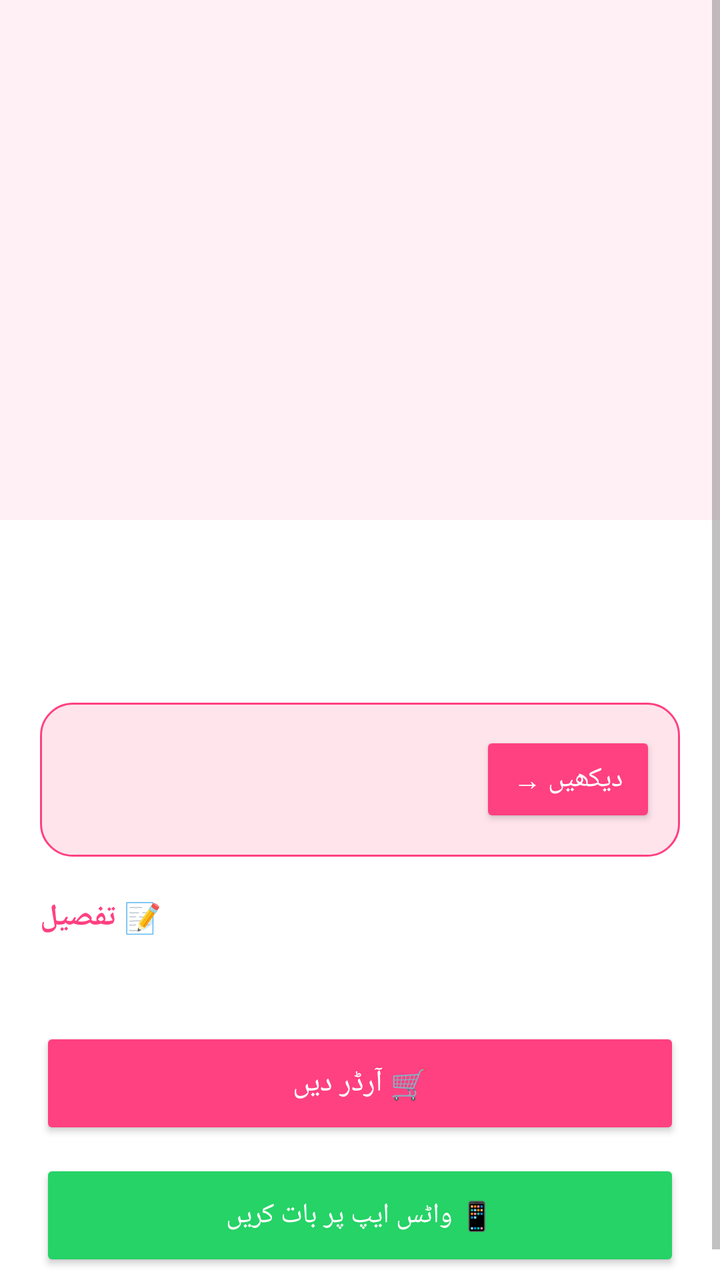
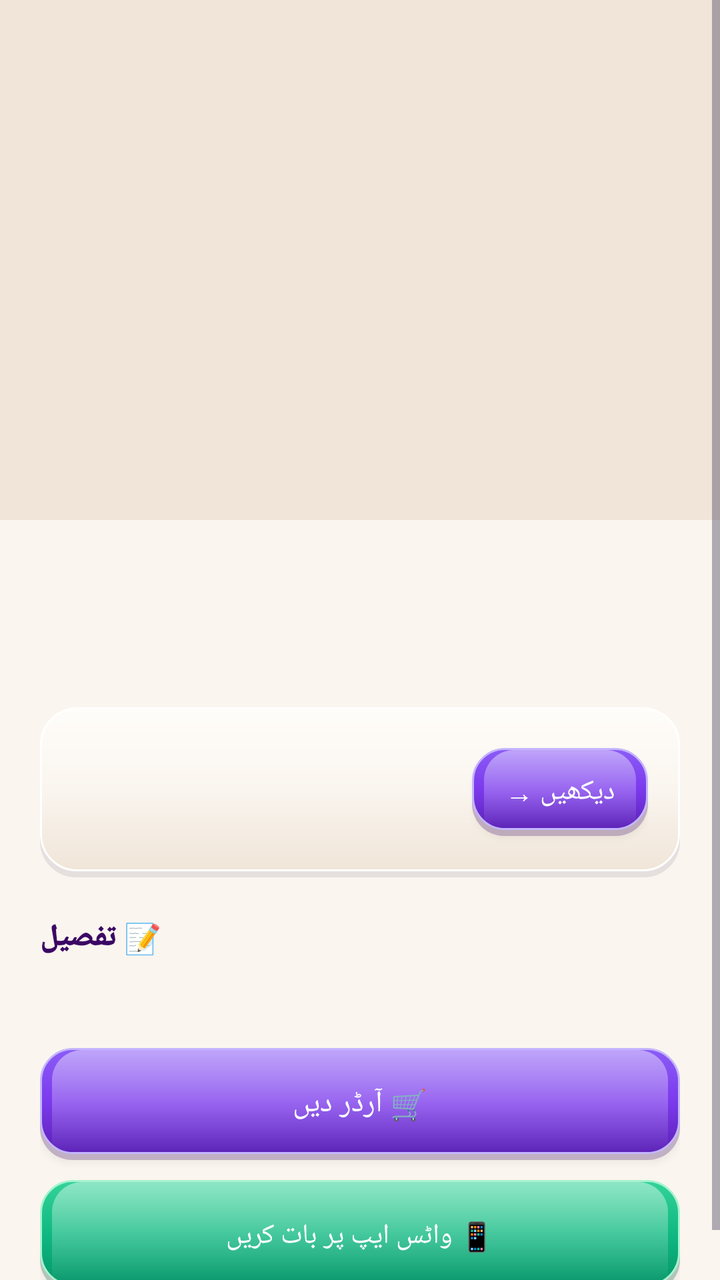

Screens rendered from an Android XML layout before and after an edit, with the pre-edit source and the edit as a unified diff.
<!-- AndroidManifest.xml: application theme Theme.SheEmpower -->
<!-- res/layout/activity_product_detail.xml -->
<?xml version="1.0" encoding="utf-8"?>
<ScrollView xmlns:android="http://schemas.android.com/apk/res/android"
    android:layout_width="match_parent" android:layout_height="match_parent" android:background="#FFFFFF">
    <LinearLayout android:layout_width="match_parent" android:layout_height="wrap_content"
        android:background="?android:attr/windowBackground"
        android:orientation="vertical">

        <ImageView android:id="@+id/ivProduct"
            android:layout_width="match_parent" android:layout_height="260dp" android:scaleType="centerCrop" android:background="#FFF0F5" />

        <LinearLayout android:layout_width="match_parent" android:layout_height="wrap_content" android:orientation="vertical" android:padding="20dp">

            <TextView android:id="@+id/tvProductName" android:layout_width="match_parent" android:layout_height="wrap_content"
                android:textSize="20sp" android:textStyle="bold" android:textColor="#333333" />

            <TextView android:id="@+id/tvProductPrice" android:layout_width="match_parent" android:layout_height="wrap_content"
                android:textSize="18sp" android:textColor="#FF4081" android:textStyle="bold" android:layout_marginTop="4dp" />

            <LinearLayout android:layout_width="match_parent" android:layout_height="wrap_content" android:orientation="horizontal"
                android:background="@drawable/bg_rounded_pink" android:padding="12dp" android:layout_marginTop="16dp" android:gravity="center_vertical">
                <LinearLayout android:layout_width="0dp" android:layout_height="wrap_content" android:layout_weight="1" android:orientation="vertical">
                    <TextView android:id="@+id/tvSellerName" android:layout_width="wrap_content" android:layout_height="wrap_content" android:textStyle="bold" android:textSize="15sp" />
                    <TextView android:id="@+id/tvSellerMeta" android:layout_width="wrap_content" android:layout_height="wrap_content" android:textColor="#777777" android:textSize="12sp" />
                    <TextView android:id="@+id/tvSellerRating" android:layout_width="wrap_content" android:layout_height="wrap_content" android:textColor="#FFA000" android:textSize="12sp" />
                </LinearLayout>
                <Button android:id="@+id/btnViewSeller" android:layout_width="wrap_content" android:layout_height="wrap_content"
                    android:text="دیکھیں →" android:backgroundTint="#FF4081" android:textColor="#FFFFFF" />
            </LinearLayout>

            <TextView android:layout_width="wrap_content" android:layout_height="wrap_content"
                android:text="📝 تفصیل" android:textStyle="bold" android:textSize="15sp" android:textColor="#FF4081" android:layout_marginTop="20dp" />

            <TextView android:id="@+id/tvDescription" android:layout_width="match_parent" android:layout_height="wrap_content"
                android:textColor="#666666" android:layout_marginTop="6dp" />

            <Button android:id="@+id/btnPlaceOrder" android:layout_width="match_parent" android:layout_height="56dp"
                android:text="🛒 آرڈر دیں" android:textSize="15sp" android:backgroundTint="#FF4081" android:textColor="#FFFFFF" android:layout_marginTop="20dp" />

            <Button android:id="@+id/btnWhatsApp" android:layout_width="match_parent" android:layout_height="56dp"
                android:text="📱 واٹس ایپ پر بات کریں" android:textSize="14sp" android:backgroundTint="#25D366" android:textColor="#FFFFFF" android:layout_marginTop="10dp" />

        </LinearLayout>
    </LinearLayout>
</ScrollView>
<!-- resources referenced by this layout -->
<resources>
  <!-- drawable bg_rounded_pink (drawable) -->
  <?xml version="1.0" encoding="utf-8"?>
  <shape xmlns:android="http://schemas.android.com/apk/res/android">
      <solid android:color="#FFE4EC" />
      <stroke android:width="1dp" android:color="#FF4081" />
      <corners android:radius="16dp" />
  </shape>
  <style name="Theme.SheEmpower" parent="Theme.AppCompat.Light.NoActionBar">
          <item name="colorPrimary">#FF4081</item>
          <item name="colorPrimaryDark">#C2185B</item>
          <item name="colorAccent">#FF4081</item>
          <item name="android:windowBackground">@color/bg_light</item>
          <item name="android:colorBackground">@color/white</item>
          <item name="android:textColorPrimary">@color/text_light</item>
          <item name="android:textColorSecondary">@color/text_gray</item>
      </style>
  <color name="bg_light">#FFFFFF</color>
  <color name="white">#FFFFFF</color>
  <color name="text_light">#333333</color>
  <color name="text_gray">#888888</color>
</resources>

<!-- the commit's change to res/layout/activity_product_detail.xml (unified diff, before → after) -->
@@ -1,43 +1,133 @@
 <?xml version="1.0" encoding="utf-8"?>
 <ScrollView xmlns:android="http://schemas.android.com/apk/res/android"
-    android:layout_width="match_parent" android:layout_height="match_parent" android:background="#FFFFFF">
-    <LinearLayout android:layout_width="match_parent" android:layout_height="wrap_content"
-        android:background="?android:attr/windowBackground"
+    android:layout_width="match_parent"
+    android:layout_height="match_parent"
+    android:background="@color/bg_cream">
+
+    <LinearLayout
+        android:layout_width="match_parent"
+        android:layout_height="wrap_content"
+        android:background="@color/bg_cream"
         android:orientation="vertical">
 
-        <ImageView android:id="@+id/ivProduct"
-            android:layout_width="match_parent" android:layout_height="260dp" android:scaleType="centerCrop" android:background="#FFF0F5" />
+        <ImageView
+            android:id="@+id/ivProduct"
+            android:layout_width="match_parent"
+            android:layout_height="260dp"
+            android:scaleType="centerCrop"
+            android:background="@color/skeu_cream_dark" />
 
-        <LinearLayout android:layout_width="match_parent" android:layout_height="wrap_content" android:orientation="vertical" android:padding="20dp">
+        <LinearLayout
+            android:layout_width="match_parent"
+            android:layout_height="wrap_content"
+            android:orientation="vertical"
+            android:padding="20dp">
 
-            <TextView android:id="@+id/tvProductName" android:layout_width="match_parent" android:layout_height="wrap_content"
-                android:textSize="20sp" android:textStyle="bold" android:textColor="#333333" />
+            <TextView
+                android:id="@+id/tvProductName"
+                android:layout_width="match_parent"
+                android:layout_height="wrap_content"
+                android:textSize="22sp"
+                android:fontFamily="sans-serif-black"
+                android:textColor="@color/text_dark" />
 
-            <TextView android:id="@+id/tvProductPrice" android:layout_width="match_parent" android:layout_height="wrap_content"
-                android:textSize="18sp" android:textColor="#FF4081" android:textStyle="bold" android:layout_marginTop="4dp" />
+            <TextView
+                android:id="@+id/tvProductPrice"
+                android:layout_width="match_parent"
+                android:layout_height="wrap_content"
+                android:textSize="18sp"
+                android:textColor="@color/lavender_primary"
+                android:fontFamily="sans-serif-bold"
+                android:layout_marginTop="4dp" />
 
-            <LinearLayout android:layout_width="match_parent" android:layout_height="wrap_content" android:orientation="horizontal"
-                android:background="@drawable/bg_rounded_pink" android:padding="12dp" android:layout_marginTop="16dp" android:gravity="center_vertical">
-                <LinearLayout android:layout_width="0dp" android:layout_height="wrap_content" android:layout_weight="1" android:orientation="vertical">
-                    <TextView android:id="@+id/tvSellerName" android:layout_width="wrap_content" android:layout_height="wrap_content" android:textStyle="bold" android:textSize="15sp" />
-                    <TextView android:id="@+id/tvSellerMeta" android:layout_width="wrap_content" android:layout_height="wrap_content" android:textColor="#777777" android:textSize="12sp" />
-                    <TextView android:id="@+id/tvSellerRating" android:layout_width="wrap_content" android:layout_height="wrap_content" android:textColor="#FFA000" android:textSize="12sp" />
+            
+            <LinearLayout
+                android:layout_width="match_parent"
+                android:layout_height="wrap_content"
+                android:orientation="horizontal"
+                android:background="@drawable/bg_skeu_card"
+                android:padding="16dp"
+                android:layout_marginTop="16dp"
+                android:gravity="center_vertical">
+
+                <LinearLayout
+                    android:layout_width="0dp"
+                    android:layout_height="wrap_content"
+                    android:layout_weight="1"
+                    android:orientation="vertical">
+
+                    <TextView
+                        android:id="@+id/tvSellerName"
+                        android:layout_width="wrap_content"
+                        android:layout_height="wrap_content"
+                        android:fontFamily="sans-serif-black"
+                        android:textColor="@color/text_dark"
+                        android:textSize="15sp" />
+
+                    <TextView
+                        android:id="@+id/tvSellerMeta"
+                        android:layout_width="wrap_content"
+                        android:layout_height="wrap_content"
+                        android:textColor="@color/text_gray"
+                        android:textSize="12sp" />
+
+                    <TextView
+                        android:id="@+id/tvSellerRating"
+                        android:layout_width="wrap_content"
+                        android:layout_height="wrap_content"
+                        android:textColor="@color/star_gold"
+                        android:fontFamily="sans-serif-medium"
+                        android:textSize="12sp" />
                 </LinearLayout>
-                <Button android:id="@+id/btnViewSeller" android:layout_width="wrap_content" android:layout_height="wrap_content"
-                    android:text="دیکھیں →" android:backgroundTint="#FF4081" android:textColor="#FFFFFF" />
+
+                <Button
+                    android:id="@+id/btnViewSeller"
+                    android:layout_width="wrap_content"
+                    android:layout_height="44dp"
+                    android:text="دیکھیں →"
+                    android:fontFamily="sans-serif-medium"
+                    android:background="@drawable/bg_skeu_button_primary"
+                    android:textColor="#FFFFFF" />
             </LinearLayout>
 
-            <TextView android:layout_width="wrap_content" android:layout_height="wrap_content"
-                android:text="📝 تفصیل" android:textStyle="bold" android:textSize="15sp" android:textColor="#FF4081" android:layout_marginTop="20dp" />
+            <TextView
+                android:layout_width="wrap_content"
+                android:layout_height="wrap_content"
+                android:text="📝 تفصیل"
+                android:fontFamily="sans-serif-black"
+                android:textSize="15sp"
+                android:textColor="@color/lavender_text"
+                android:layout_marginTop="20dp" />
 
-            <TextView android:id="@+id/tvDescription" android:layout_width="match_parent" android:layout_height="wrap_content"
-                android:textColor="#666666" android:layout_marginTop="6dp" />
+            <TextView
+                android:id="@+id/tvDescription"
+                android:layout_width="match_parent"
+                android:layout_height="wrap_content"
+                android:textColor="@color/text_dark"
+                android:textSize="14sp"
+                android:layout_marginTop="6dp" />
 
-            <Button android:id="@+id/btnPlaceOrder" android:layout_width="match_parent" android:layout_height="56dp"
-                android:text="🛒 آرڈر دیں" android:textSize="15sp" android:backgroundTint="#FF4081" android:textColor="#FFFFFF" android:layout_marginTop="20dp" />
+            <Button
+                android:id="@+id/btnPlaceOrder"
+                android:layout_width="match_parent"
+                android:layout_height="56dp"
+                android:text="🛒 آرڈر دیں"
+                android:textSize="15sp"
+                android:fontFamily="sans-serif-medium"
+                android:background="@drawable/bg_skeu_button_primary"
+                android:textColor="#FFFFFF"
+                android:layout_marginTop="20dp" />
 
-            <Button android:id="@+id/btnWhatsApp" android:layout_width="match_parent" android:layout_height="56dp"
-                android:text="📱 واٹس ایپ پر بات کریں" android:textSize="14sp" android:backgroundTint="#25D366" android:textColor="#FFFFFF" android:layout_marginTop="10dp" />
+            <Button
+                android:id="@+id/btnWhatsApp"
+                android:layout_width="match_parent"
+                android:layout_height="56dp"
+                android:text="📱 واٹس ایپ پر بات کریں"
+                android:textSize="14sp"
+                android:fontFamily="sans-serif-medium"
+                android:background="@drawable/bg_skeu_button_green"
+                android:textColor="#FFFFFF"
+                android:layout_marginTop="10dp" />
 
         </LinearLayout>
     </LinearLayout>
<!-- resource entries referenced after the edit -->
@@ -1,24 +1,107 @@
 <!-- resources referenced by this layout -->
 <resources>
-  <!-- drawable bg_rounded_pink (drawable) -->
-  <?xml version="1.0" encoding="utf-8"?>
-  <shape xmlns:android="http://schemas.android.com/apk/res/android">
-      <solid android:color="#FFE4EC" />
-      <stroke android:width="1dp" android:color="#FF4081" />
-      <corners android:radius="16dp" />
-  </shape>
+  <color name="bg_cream">#FAF5EF</color>
+  <color name="lavender_primary">#7C3AED</color>
+  <color name="lavender_text">#3B0764</color>
+  <color name="skeu_cream_dark">#F0E5D8</color>
+  <color name="star_gold">#F59E0B</color>
+  <color name="text_dark">#2D253B</color>
   <style name="Theme.SheEmpower" parent="Theme.AppCompat.Light.NoActionBar">
-          <item name="colorPrimary">#FF4081</item>
-          <item name="colorPrimaryDark">#C2185B</item>
-          <item name="colorAccent">#FF4081</item>
-          <item name="android:windowBackground">@color/bg_light</item>
-          <item name="android:colorBackground">@color/white</item>
-          <item name="android:textColorPrimary">@color/text_light</item>
+          <item name="colorPrimary">@color/lavender_primary</item>
+          <item name="colorPrimaryDark">@color/lavender_dark</item>
+          <item name="colorAccent">@color/lavender_primary</item>
+          <item name="android:windowBackground">@color/bg_cream</item>
+          <item name="android:colorBackground">@color/bg_cream</item>
+          <item name="android:textColorPrimary">@color/text_dark</item>
           <item name="android:textColorSecondary">@color/text_gray</item>
       </style>
-  <color name="bg_light">#FFFFFF</color>
-  <color name="white">#FFFFFF</color>
-  <color name="text_light">#333333</color>
-  <color name="text_gray">#888888</color>
+  <color name="lavender_dark">#5B21B6</color>
+  <color name="text_gray">#6B637B</color>
+  <!-- drawable bg_skeu_button_green (drawable) -->
+  <?xml version="1.0" encoding="utf-8"?>
+  <layer-list xmlns:android="http://schemas.android.com/apk/res/android">
+      <item android:top="3dp">
+          <shape android:shape="rectangle">
+              <solid android:color="#40064E3B" />
+              <corners android:radius="16dp" />
+          </shape>
+      </item>
+      <item android:bottom="3dp">
+          <shape android:shape="rectangle">
+              <gradient
+                  android:startColor="#34D399"
+                  android:centerColor="#10B981"
+                  android:endColor="#059669"
+                  android:angle="270" />
+              <stroke android:width="1dp" android:color="#A7F3D0" />
+              <corners android:radius="16dp" />
+          </shape>
+      </item>
+      <item android:bottom="3dp" android:top="1dp" android:left="6dp" android:right="6dp">
+          <shape android:shape="rectangle">
+              <gradient
+                  android:startColor="#70FFFFFF"
+                  android:endColor="#00FFFFFF"
+                  android:angle="270" />
+              <corners android:topLeftRadius="15dp" android:topRightRadius="15dp" />
+          </shape>
+      </item>
+  </layer-list>
+  <!-- drawable bg_skeu_button_primary (drawable) -->
+  <?xml version="1.0" encoding="utf-8"?>
+  <layer-list xmlns:android="http://schemas.android.com/apk/res/android">
+      
+      <item android:top="3dp">
+          <shape android:shape="rectangle">
+              <solid android:color="#403B0764" />
+              <corners android:radius="16dp" />
+          </shape>
+      </item>
+      
+      <item android:bottom="3dp">
+          <shape android:shape="rectangle">
+              <gradient
+                  android:startColor="#8B5CF6"
+                  android:centerColor="@color/lavender_primary"
+                  android:endColor="@color/lavender_dark"
+                  android:angle="270" />
+              <stroke android:width="1dp" android:color="#C4B5FD" />
+              <corners android:radius="16dp" />
+          </shape>
+      </item>
+      
+      <item android:bottom="3dp" android:top="1dp" android:left="6dp" android:right="6dp">
+          <shape android:shape="rectangle">
+              <gradient
+                  android:startColor="#70FFFFFF"
+                  android:endColor="#00FFFFFF"
+                  android:angle="270" />
+              <corners android:topLeftRadius="15dp" android:topRightRadius="15dp" />
+          </shape>
+      </item>
+  </layer-list>
+  <!-- drawable bg_skeu_card (drawable) -->
+  <?xml version="1.0" encoding="utf-8"?>
+  <layer-list xmlns:android="http://schemas.android.com/apk/res/android">
+      
+      <item android:top="3dp">
+          <shape android:shape="rectangle">
+              <solid android:color="#1A2D253B" />
+              <corners android:radius="18dp" />
+          </shape>
+      </item>
+      
+      <item android:bottom="3dp">
+          <shape android:shape="rectangle">
+              <gradient
+                  android:startColor="#FFFDF9"
+                  android:centerColor="#FAF5EF"
+                  android:endColor="#F0E5D8"
+                  android:angle="270" />
+              <stroke android:width="1dp" android:color="#FFFFFF" />
+              <corners android:radius="18dp" />
+          </shape>
+      </item>
+  </layer-list>
 </resources>
 
